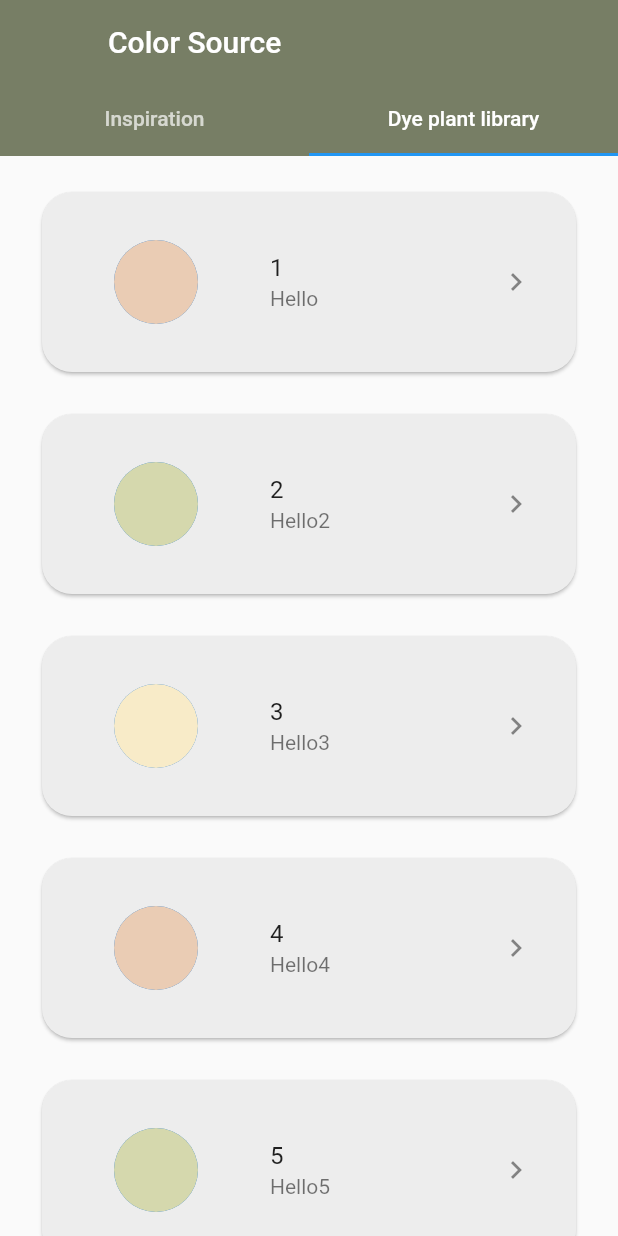
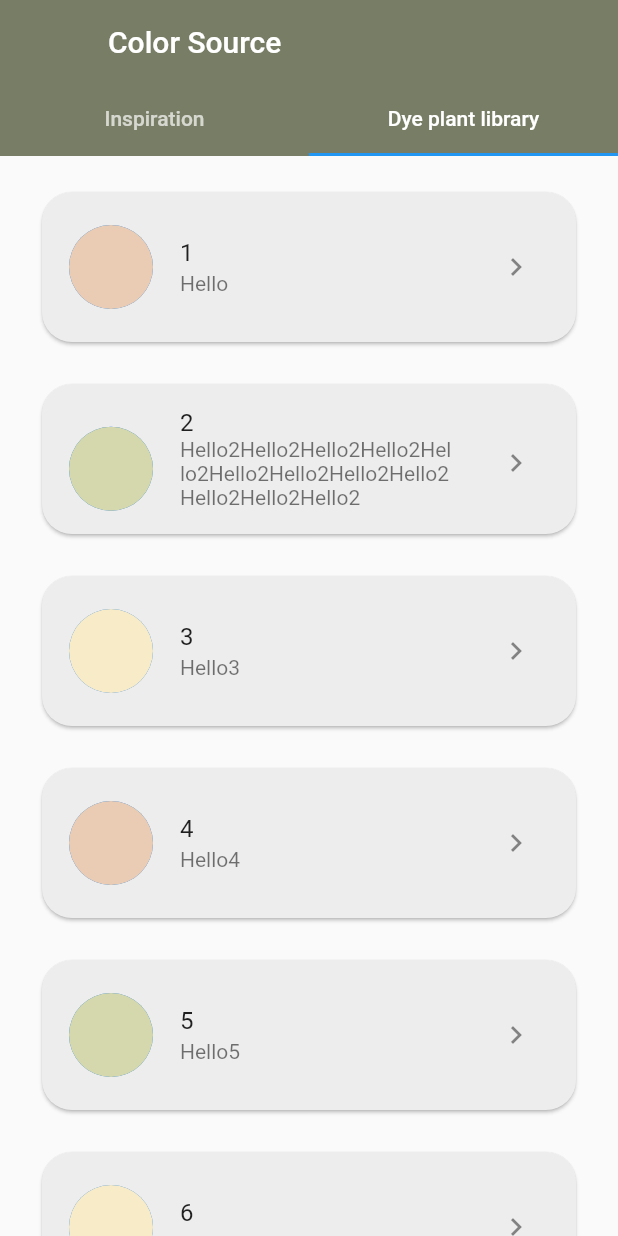
Before and after one commit to MaggieGreen/Natural-Dye, a Flutter app: the Scroll screen opened by its route, tab 2 chosen, on a phone screen of 412 x 824 dp. Run offline on Flutter 3.47's test engine with Material 2 defaults, Android fonts, the phone set to English and light mode, and no system bars; our stand-ins replace curved_navigation_bar.

Commit message:
4.6 18:47

```diff
--- a/lib/main.dart
+++ b/lib/main.dart
@@ -26,8 +26,8 @@ class MyApp extends StatelessWidget {
         '/location': (context) => HomeScreen(),
         '/scrolllist': (context) => Scroll(),
         '/gallery': (context) => Gallery(),
-        '/cardlist':(context) => CardList(),
-        '/plantdetail':(context) => PlantDetail(),
+        '/cardlist': (context) => CardList(),
+        '/plantdetail': (context) => PlantDetail(),
       },
     );
   }
--- a/lib/pages/scroll.dart
+++ b/lib/pages/scroll.dart
@@ -30,18 +30,18 @@ class TileSimle extends StatelessWidget {
           // elevation: 5,
           // Shadow
           child: new Container(
-            height: 120,
+            height: 100,
             alignment: Alignment.center,
             // ListTile
             child: new ListTile(
-              title: new Text(this.title),
-              subtitle: new Text(this.describe),
               // Plant image
               leading: CircleAvatar(
-                radius: 60.0,
+                radius: 30.0,
                 backgroundImage: AssetImage(
                     this.image), // no matter how big it is, it won't overflow
               ),
+              title: new Text(this.title),
+              subtitle: new Text(this.describe),
 
               // Go to detail page
               trailing: new IconButton(
@@ -118,13 +118,14 @@ class Scroll extends StatelessWidget {
               children: <Widget>[
                 TileSimle(
                   title: "1",
-                  image: "assets/images/feature3.jpg",
+                  image: "assets/images/test.jpg",
                   describe: "Hello",
                 ),
                 TileSimle(
                   title: "2",
                   image: "assets/images/feature1.jpg",
-                  describe: "Hello2",
+                  describe:
+                      "Hello2Hello2Hello2Hello2Hello2Hello2Hello2Hello2Hello2Hello2Hello2Hello2",
                 ),
                 TileSimle(
                   title: "3",
```
Also changed, not shown: lib/pages/gallery.dart (+32 -2 lines), lib/pages/home_screen.dart (+4 -3 lines), assets/images/test.jpg (added), 15 other files.
